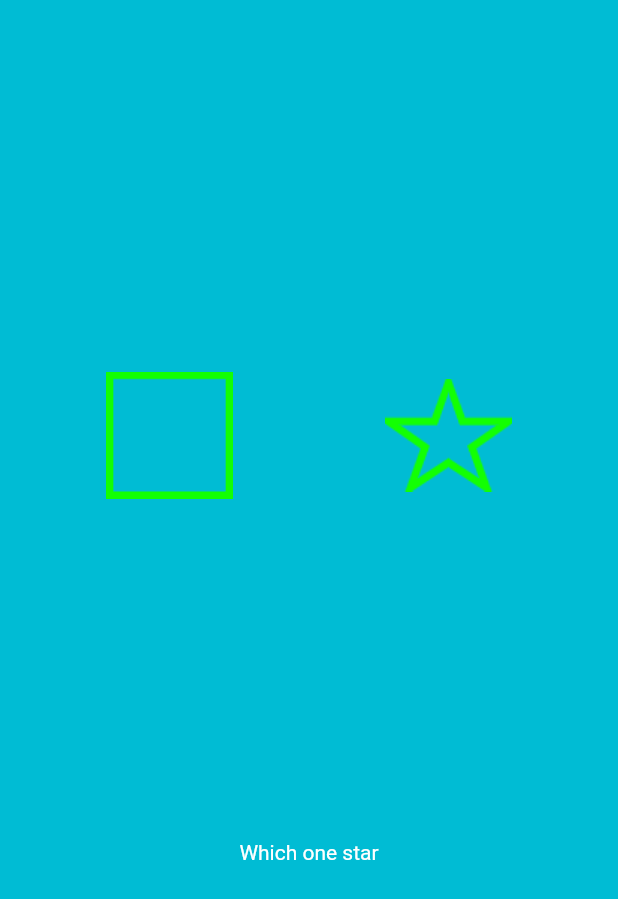
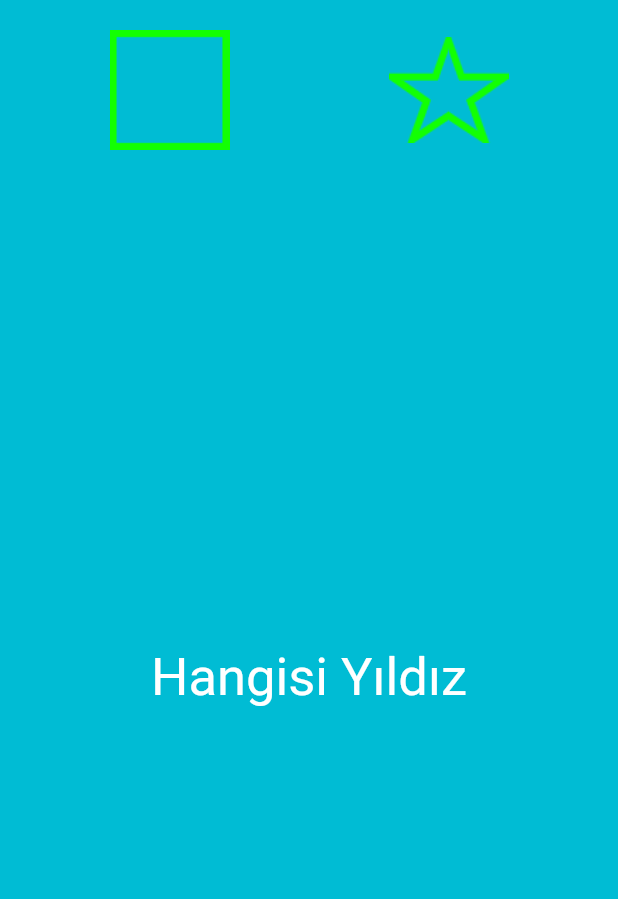
Before and after one commit to ShogunCo/babynap, a Flutter app: the screen it shows after launch, on a phone screen of 412 x 824 dp. Shown: the top 899 px of the screen. Run offline on Flutter 3.47's test engine with Material 2 defaults, Android fonts, the phone set to English and light mode, and no system bars; our stand-ins replace flutter_tts.

Commit message:
added extra example images, answer check and designed screens.

```diff
--- a/lib/models/question.dart
+++ b/lib/models/question.dart
@@ -1,13 +1,10 @@
-import 'package:flutter/cupertino.dart';
-import 'package:flutter/material.dart';
-
 class Question {
 
   List<String> _listImage;
   String _text;
-  int _answer;
+  String _answer;
 
-  Question(List<String> listImage, String text, int answer) {
+  Question(List<String> listImage, String text, String answer) {
     _listImage = listImage;
     _text = text;
     _answer = answer;
@@ -15,5 +12,5 @@ class Question {
 
   List<String> get listImage => _listImage;
   String get text => _text;
-  int get answer => _answer;
+  String get answer => _answer;
 }
--- a/lib/models/questionBrain.dart
+++ b/lib/models/questionBrain.dart
@@ -1,4 +1,3 @@
-import 'package:flutter/cupertino.dart';
 import 'question.dart';
 
 class QuestionBrain {
@@ -6,52 +5,72 @@ class QuestionBrain {
 
   List<Question> _questionBank = [
     Question(
-      ["square.png",
-      "star.png"],
-      "Which one star",
-      1,
+      [
+        "square.png",
+        "star.png",
+      ],
+      "Hangisi Yıldız",
+      "star.png",
     ),
     Question(
-      ["star.png",
+      [
+        "square.png",
+        "triangle.png",
+      ],
+      "Hangisi Kare",
       "square.png",
-      "star.png",
-      "triangle.png"],
-      "Which one square",
-      2,
     ),
     Question(
-      ["star.png",
-        "square.png"],
-      "Which one star",
-      1,
+      [
+        "cross.png",
+        "moon.png",
+        "letter.png",
+        "sun.png",
+      ],
+      "Hangisi Güneş",
+      "sun.png",
     ),
     Question(
-      ["star.png",
-        "square.png",
+      [
         "star.png",
-        "triangle.png"],
-      "Which one square",
-      2,
+        "box.png",
+        "heart.png",
+        "triangle.png",
+      ],
+      "Hangisi Kalp",
+      "heart.png",
     ),
     Question(
-      ["square.png",
-        "star.png"],
-      "Which one star",
-      1,
+      [
+        "heart.png",
+        "letter.png",
+        "star.png",
+        "cloud.png",
+        "square.png",
+        "box.png",
+      ],
+      "Hangisi Bulut",
+      "cloud.png",
     ),
     Question(
-      ["star.png",
-        "triangle.png",
-        "star.png",
-        "triangle.png"],
-      "Which one square",
-      2,
+      [
+        "arrow.png",
+        "box.png",
+        "clock.png",
+        "child.png",
+        "letter.png",
+        "sun.png",
+      ],
+      "Hangisi Kutu",
+      "box.png",
     ),
   ];
 
   List get listImage => _questionBank[_questionNumber].listImage;
+
   String get text => _questionBank[_questionNumber].text;
-  int get answer => _questionBank[_questionNumber].answer;
+
+  String get answer => _questionBank[_questionNumber].answer;
 
   void nextQuestion() {
     if (_questionNumber < _questionBank.length - 1) {
--- a/lib/screens/questionScreen.dart
+++ b/lib/screens/questionScreen.dart
@@ -19,13 +19,14 @@ class _QuestionScreenState extends State<QuestionScreen> {
   // en-US
 
   QuestionBrain _questionBrain = QuestionBrain();
+  List<Icon> scoreKeeper = [];
 
   FlutterTts flutterTts;
   dynamic languages;
   String language = "tr-TR";
   double volume = 0.5;
-  double pitch = 1.0;
-  double rate = 0.5;
+  double pitch = 1.5;
+  double rate = 0.7;
 
   TtsState ttsState = TtsState.stopped;
 
@@ -41,6 +42,7 @@ class _QuestionScreenState extends State<QuestionScreen> {
   initState() {
     super.initState();
     initTts();
+    _speakRun(_questionBrain.text);
   }
 
   initTts() {
@@ -160,19 +162,33 @@ class _QuestionScreenState extends State<QuestionScreen> {
   }
 
   void checkAnswer(String answer) {
-    int correctAnswer = _questionBrain.answer;
+    String correctAnswer = _questionBrain.answer;
 
     setState(() {
       if (_questionBrain.isFinished() == true) {
 
         _questionBrain.reset();
+        scoreKeeper = [];
         print("Finished");
-
+        _speakRun(_questionBrain.text);
       }
 
       else {
 
+        if (answer == correctAnswer) {
+          scoreKeeper.add(Icon(
+            Icons.check,
+            color: Colors.green,
+          ));
+        } else {
+          scoreKeeper.add(Icon(
+            Icons.close,
+            color: Colors.red,
+          ));
+        }
+
         _questionBrain.nextQuestion();
+        _speakRun(_questionBrain.text);
       }
     });
   }
@@ -189,6 +205,8 @@ class _QuestionScreenState extends State<QuestionScreen> {
         child: FlatButton(
           child: Image.asset(
             'assets/images/$shape',
+            height: 80,
+            width: 80,
           ),
           onPressed: () {
             checkAnswer(shape);
@@ -197,15 +215,24 @@ class _QuestionScreenState extends State<QuestionScreen> {
       );
 
   Widget generateImageWidget(List<String> strings, String text) {
+
     List<Widget> list = List<Widget>();
     for (var i = 0; i < strings.length; i += 2) {
       list.add(screenRow(strings[i], strings[i + 1]));
     }
 
-    list.add(Text(text));
+    list.add(Text(text,
+      textScaleFactor: 1.0, // disables accessibility
+      style: TextStyle(
+          fontSize: 35.0,
+      ),));
+
+    list.add(Row(
+      children: scoreKeeper,
+    ));
 
     return Column(
-      mainAxisAlignment: MainAxisAlignment.spaceEvenly,
+      mainAxisAlignment: MainAxisAlignment.spaceBetween,
       children: list,
     );
   }
```
Also changed, not shown: assets/images/arrow.png (added), assets/images/box.png (added), assets/images/child.png (added), assets/images/circle.png (added), assets/images/clock.png (added), assets/images/cloud.png (added), assets/images/cross.png (added), assets/images/heart.png (added), assets/images/letter.png (added), assets/images/moon.png (added), assets/images/sun.png (added), 1 other file.
